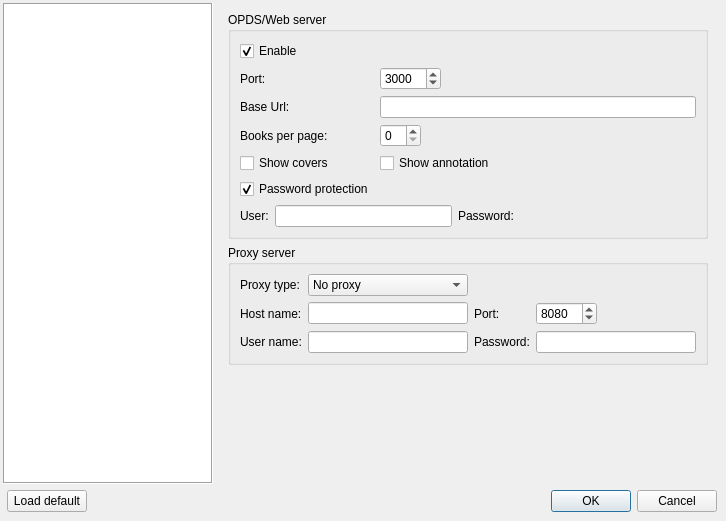
Old version of the form src/settingsdlg.ui in the repository petrovvlad/freeLib.
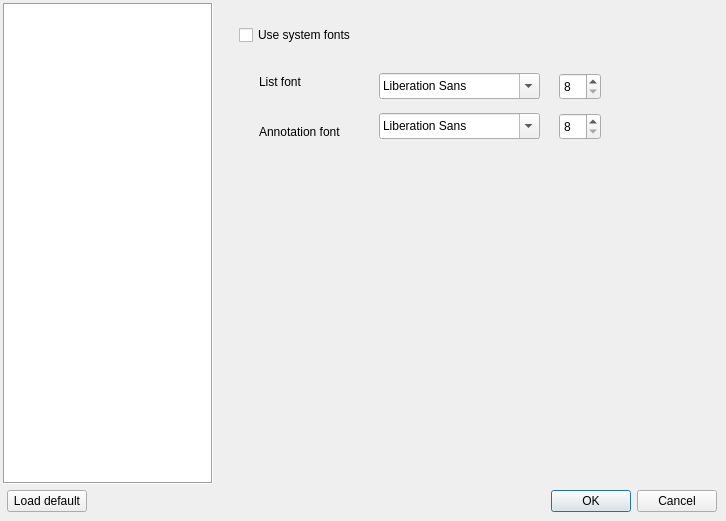
New version of the form. Icons and pictures are not drawn. Custom widgets are drawn as their Qt base class.

Patch:
```diff
--- a/src/settingsdlg.ui
+++ b/src/settingsdlg.ui
@@ -106,7 +106,7 @@
         </sizepolicy>
        </property>
        <property name="currentIndex">
-        <number>3</number>
+        <number>6</number>
        </property>
        <widget class="QWidget" name="pageCommon">
         <property name="sizePolicy">
@@ -1066,6 +1066,114 @@
          </item>
         </layout>
        </widget>
+       <widget class="QWidget" name="pageFonts">
+        <widget class="QLabel" name="labelListFont">
+         <property name="geometry">
+          <rect>
+           <x>40</x>
+           <y>70</y>
+           <width>58</width>
+           <height>18</height>
+          </rect>
+         </property>
+         <property name="text">
+          <string>List font</string>
+         </property>
+        </widget>
+        <widget class="QFontComboBox" name="listFontComboBox">
+         <property name="geometry">
+          <rect>
+           <x>160</x>
+           <y>70</y>
+           <width>161</width>
+           <height>26</height>
+          </rect>
+         </property>
+         <property name="writingSystem">
+          <enum>QFontDatabase::WritingSystem::Cyrillic</enum>
+         </property>
+         <property name="fontFilters">
+          <set>QFontComboBox::FontFilter::ProportionalFonts|QFontComboBox::FontFilter::ScalableFonts</set>
+         </property>
+        </widget>
+        <widget class="QSpinBox" name="listFontSpinBox">
+         <property name="geometry">
+          <rect>
+           <x>340</x>
+           <y>70</y>
+           <width>42</width>
+           <height>27</height>
+          </rect>
+         </property>
+         <property name="minimum">
+          <number>8</number>
+         </property>
+         <property name="maximum">
+          <number>24</number>
+         </property>
+        </widget>
+        <widget class="QLabel" name="labelAnnotationFont">
+         <property name="geometry">
+          <rect>
+           <x>40</x>
+           <y>120</y>
+           <width>101</width>
+           <height>18</height>
+          </rect>
+         </property>
+         <property name="text">
+          <string>Annotation font</string>
+         </property>
+        </widget>
+        <widget class="QSpinBox" name="annotationFontSpinBox">
+         <property name="geometry">
+          <rect>
+           <x>340</x>
+           <y>110</y>
+           <width>42</width>
+           <height>27</height>
+          </rect>
+         </property>
+         <property name="minimum">
+          <number>8</number>
+         </property>
+         <property name="maximum">
+          <number>24</number>
+         </property>
+        </widget>
+        <widget class="QFontComboBox" name="annotationFontComboBox">
+         <property name="geometry">
+          <rect>
+           <x>160</x>
+           <y>110</y>
+           <width>161</width>
+           <height>26</height>
+          </rect>
+         </property>
+         <property name="writingSystem">
+          <enum>QFontDatabase::WritingSystem::Cyrillic</enum>
+         </property>
+         <property name="fontFilters">
+          <set>QFontComboBox::FontFilter::ProportionalFonts|QFontComboBox::FontFilter::ScalableFonts</set>
+         </property>
+        </widget>
+        <widget class="QCheckBox" name="useSystemFonts">
+         <property name="geometry">
+          <rect>
+           <x>20</x>
+           <y>20</y>
+           <width>161</width>
+           <height>24</height>
+          </rect>
+         </property>
+         <property name="text">
+          <string>Use system fonts</string>
+         </property>
+         <property name="checked">
+          <bool>false</bool>
+         </property>
+        </widget>
+       </widget>
       </widget>
      </item>
     </layout>
```
